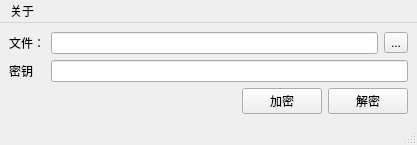
lh11117/SHA512-encrypt, file design.ui: the form before one commit.
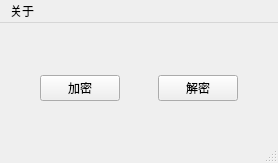
The form after the commit.

Patch:
```diff
--- a/design.ui
+++ b/design.ui
@@ -6,8 +6,8 @@
    <rect>
     <x>0</x>
     <y>0</y>
-    <width>417</width>
-    <height>135</height>
+    <width>278</width>
+    <height>163</height>
    </rect>
   </property>
   <property name="windowTitle">
@@ -15,22 +15,56 @@
   </property>
   <widget class="QWidget" name="centralwidget">
    <layout class="QGridLayout" name="gridLayout_2">
-    <item row="1" column="1">
-     <widget class="QPushButton" name="pushButton">
-      <property name="text">
-       <string>加密</string>
-      </property>
-     </widget>
-    </item>
-    <item row="1" column="2">
+    <item row="0" column="0">
+     <layout class="QGridLayout" name="gridLayout">
+      <item row="2" column="2">
+       <spacer name="horizontalSpacer">
+        <property name="orientation">
+         <enum>Qt::Horizontal</enum>
+        </property>
+        <property name="sizeHint" stdset="0">
+         <size>
+          <width>40</width>
+          <height>20</height>
+         </size>
+        </property>
+       </spacer>
+      </item>
+      <item row="2" column="0">
+       <spacer name="horizontalSpacer_2">
+        <property name="orientation">
+         <enum>Qt::Horizontal</enum>
+        </property>
+        <property name="sizeHint" stdset="0">
+         <size>
+          <width>40</width>
+          <height>20</height>
+         </size>
+        </property>
+       </spacer>
+      </item>
+      <item row="2" column="3">
      <widget class="QPushButton" name="pushButton_2">
       <property name="text">
        <string>解密</string>
       </property>
      </widget>
     </item>
-    <item row="1" column="0">
-     <spacer name="horizontalSpacer">
+      <item row="0" column="3">
+       <spacer name="verticalSpacer_4">
+        <property name="orientation">
+         <enum>Qt::Vertical</enum>
+        </property>
+        <property name="sizeHint" stdset="0">
+         <size>
+          <width>20</width>
+          <height>40</height>
+         </size>
+        </property>
+       </spacer>
+      </item>
+      <item row="2" column="4">
+       <spacer name="horizontalSpacer_3">
       <property name="orientation">
        <enum>Qt::Horizontal</enum>
       </property>
@@ -42,38 +76,54 @@
       </property>
      </spacer>
     </item>
-    <item row="0" column="0" colspan="3">
-     <layout class="QGridLayout" name="gridLayout">
-      <item row="0" column="0">
-       <widget class="QLabel" name="label">
-        <property name="text">
-         <string>文件：</string>
+      <item row="0" column="1" rowspan="2">
+       <spacer name="verticalSpacer_3">
+        <property name="orientation">
+         <enum>Qt::Vertical</enum>
         </property>
-       </widget>
+        <property name="sizeHint" stdset="0">
+         <size>
+          <width>20</width>
+          <height>40</height>
+         </size>
+        </property>
+       </spacer>
       </item>
-      <item row="0" column="1">
-       <widget class="QLineEdit" name="lineEdit"/>
-      </item>
-      <item row="0" column="2">
-       <widget class="QToolButton" name="toolButton">
+      <item row="2" column="1">
+       <widget class="QPushButton" name="pushButton">
+        <property name="styleSheet">
+         <string notr="true"/>
+        </property>
         <property name="text">
-         <string>...</string>
+         <string>加密</string>
         </property>
        </widget>
       </item>
-      <item row="1" column="0">
-       <widget class="QLabel" name="label_2">
-        <property name="text">
-         <string>密钥</string>
+      <item row="4" column="1">
+       <spacer name="verticalSpacer">
+        <property name="orientation">
+         <enum>Qt::Vertical</enum>
         </property>
-       </widget>
+        <property name="sizeHint" stdset="0">
+         <size>
+          <width>20</width>
+          <height>40</height>
+         </size>
+        </property>
+       </spacer>
       </item>
-      <item row="1" column="1" colspan="2">
-       <widget class="QLineEdit" name="lineEdit_2">
-        <property name="text">
-         <string/>
+      <item row="4" column="3">
+       <spacer name="verticalSpacer_2">
+        <property name="orientation">
+         <enum>Qt::Vertical</enum>
         </property>
-       </widget>
+        <property name="sizeHint" stdset="0">
+         <size>
+          <width>20</width>
+          <height>40</height>
+         </size>
+        </property>
+       </spacer>
       </item>
      </layout>
     </item>
@@ -84,7 +134,7 @@
     <rect>
      <x>0</x>
      <y>0</y>
-     <width>417</width>
+     <width>278</width>
      <height>22</height>
     </rect>
    </property>
```
Left out of the diff: 1 changed line with no effect on the pictures. Lines whose indentation alone changed are shown as unchanged.
